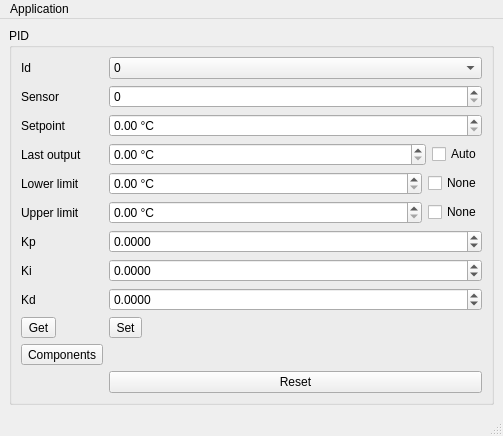
Qt form ControlPanel.ui (BenediktBurger/temperature-controller) before a commit.
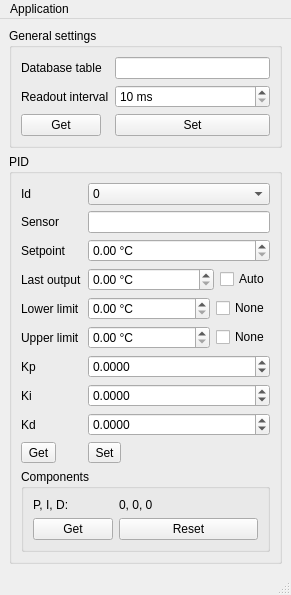
The same form after that commit.

Commit message: Control Panel expanded.

The edit to the form file:
```diff
--- a/ControlPanel.ui
+++ b/ControlPanel.ui
@@ -6,8 +6,8 @@
    <rect>
     <x>0</x>
     <y>0</y>
-    <width>503</width>
-    <height>429</height>
+    <width>291</width>
+    <height>552</height>
    </rect>
   </property>
   <property name="windowTitle">
@@ -16,7 +16,76 @@
   <widget class="QWidget" name="centralwidget">
    <layout class="QVBoxLayout" name="verticalLayout">
     <item>
-     <widget class="QGroupBox" name="groupBox">
+     <widget class="QGroupBox" name="gbGeneral">
+      <property name="title">
+       <string>General settings</string>
+      </property>
+      <layout class="QFormLayout" name="formLayout_2">
+       <item row="0" column="0">
+        <widget class="QLabel" name="label_10">
+         <property name="text">
+          <string>Database table</string>
+         </property>
+        </widget>
+       </item>
+       <item row="0" column="1">
+        <widget class="QLineEdit" name="leDatabaseTable">
+         <property name="toolTip">
+          <string>Name of the database table.</string>
+         </property>
+        </widget>
+       </item>
+       <item row="1" column="0">
+        <widget class="QLabel" name="label_11">
+         <property name="text">
+          <string>Readout interval</string>
+         </property>
+        </widget>
+       </item>
+       <item row="1" column="1">
+        <widget class="QSpinBox" name="sbReadoutInterval">
+         <property name="toolTip">
+          <string>Readout interval.</string>
+         </property>
+         <property name="suffix">
+          <string> ms</string>
+         </property>
+         <property name="minimum">
+          <number>10</number>
+         </property>
+         <property name="maximum">
+          <number>3600000</number>
+         </property>
+         <property name="singleStep">
+          <number>100</number>
+         </property>
+        </widget>
+       </item>
+       <item row="2" column="0">
+        <widget class="QPushButton" name="pbGetGeneral">
+         <property name="toolTip">
+          <string>Get the general settings.</string>
+         </property>
+         <property name="text">
+          <string>Get</string>
+         </property>
+        </widget>
+       </item>
+       <item row="2" column="1">
+        <widget class="QPushButton" name="pbSetGeneral">
+         <property name="toolTip">
+          <string>Set the changed general settings.</string>
+         </property>
+         <property name="text">
+          <string>Set</string>
+         </property>
+        </widget>
+       </item>
+      </layout>
+     </widget>
+    </item>
+    <item>
+     <widget class="QGroupBox" name="gbPID">
       <property name="title">
        <string>PID</string>
       </property>
@@ -49,9 +118,6 @@
          </property>
         </widget>
        </item>
-       <item row="1" column="1">
-        <widget class="QSpinBox" name="sbSensor"/>
-       </item>
        <item row="2" column="0">
         <widget class="QLabel" name="label_5">
          <property name="text">
@@ -69,14 +135,56 @@
          </property>
         </widget>
        </item>
-       <item row="5" column="0">
+       <item row="3" column="0">
+        <widget class="QLabel" name="label_9">
+         <property name="text">
+          <string>Last output</string>
+         </property>
+        </widget>
+       </item>
+       <item row="3" column="1">
+        <widget class="QWidget" name="widget_3" native="true">
+         <layout class="QHBoxLayout" name="horizontalLayout_3" stretch="1,0">
+          <property name="leftMargin">
+           <number>0</number>
+          </property>
+          <property name="topMargin">
+           <number>0</number>
+          </property>
+          <property name="rightMargin">
+           <number>0</number>
+          </property>
+          <property name="bottomMargin">
+           <number>0</number>
+          </property>
+          <item>
+           <widget class="QDoubleSpinBox" name="sbLastOutput">
+            <property name="suffix">
+             <string> °C</string>
+            </property>
+            <property name="singleStep">
+             <double>0.100000000000000</double>
+            </property>
+           </widget>
+          </item>
+          <item>
+           <widget class="QCheckBox" name="cbAutoMode">
+            <property name="text">
+             <string>Auto</string>
+            </property>
+           </widget>
+          </item>
+         </layout>
+        </widget>
+       </item>
+       <item row="4" column="0">
         <widget class="QLabel" name="label_6">
          <property name="text">
           <string>Lower limit</string>
          </property>
         </widget>
        </item>
-       <item row="5" column="1">
+       <item row="4" column="1">
         <widget class="QWidget" name="widget" native="true">
          <layout class="QHBoxLayout" name="horizontalLayout" stretch="1,0">
           <property name="leftMargin">
@@ -111,14 +219,14 @@
          </layout>
         </widget>
        </item>
-       <item row="6" column="0">
+       <item row="5" column="0">
         <widget class="QLabel" name="label_7">
          <property name="text">
           <string>Upper limit</string>
          </property>
         </widget>
        </item>
-       <item row="6" column="1">
+       <item row="5" column="1">
         <widget class="QWidget" name="widget_2" native="true">
          <layout class="QHBoxLayout" name="horizontalLayout_2" stretch="1,0">
           <property name="leftMargin">
@@ -153,14 +261,14 @@
          </layout>
         </widget>
        </item>
-       <item row="7" column="0">
+       <item row="6" column="0">
         <widget class="QLabel" name="label">
          <property name="text">
           <string>Kp</string>
          </property>
         </widget>
        </item>
-       <item row="7" column="1">
+       <item row="6" column="1">
         <widget class="QDoubleSpinBox" name="sbKp">
          <property name="decimals">
           <number>4</number>
@@ -176,14 +284,14 @@
          </property>
         </widget>
        </item>
-       <item row="8" column="0">
+       <item row="7" column="0">
         <widget class="QLabel" name="label_2">
          <property name="text">
           <string>Ki</string>
          </property>
         </widget>
        </item>
-       <item row="8" column="1">
+       <item row="7" column="1">
         <widget class="QDoubleSpinBox" name="sbKi">
          <property name="decimals">
           <number>4</number>
@@ -199,14 +307,14 @@
          </property>
         </widget>
        </item>
-       <item row="9" column="0">
+       <item row="8" column="0">
         <widget class="QLabel" name="label_3">
          <property name="text">
           <string>Kd</string>
          </property>
         </widget>
        </item>
-       <item row="9" column="1">
+       <item row="8" column="1">
         <widget class="QDoubleSpinBox" name="sbKd">
          <property name="decimals">
           <number>4</number>
@@ -222,83 +330,79 @@
          </property>
         </widget>
        </item>
-       <item row="13" column="0">
-        <widget class="QToolButton" name="pbGet">
+       <item row="9" column="0">
+        <widget class="QToolButton" name="pbGetPID">
+         <property name="toolTip">
+          <string>Get the PID settings.</string>
+         </property>
          <property name="text">
           <string>Get</string>
          </property>
         </widget>
        </item>
-       <item row="13" column="1">
-        <widget class="QToolButton" name="pbSet">
+       <item row="9" column="1">
+        <widget class="QToolButton" name="pbSetPID">
+         <property name="toolTip">
+          <string>Set the changed PID settings.</string>
+         </property>
          <property name="text">
           <string>Set</string>
          </property>
         </widget>
        </item>
-       <item row="15" column="0">
-        <widget class="QToolButton" name="pbComponents">
-         <property name="text">
+       <item row="10" column="0" colspan="2">
+        <widget class="QGroupBox" name="groupBox_3">
+         <property name="title">
           <string>Components</string>
          </property>
-        </widget>
-       </item>
-       <item row="15" column="1">
-        <widget class="QLabel" name="lbComponents">
-         <property name="text">
-          <string/>
-         </property>
-        </widget>
-       </item>
-       <item row="16" column="1">
-        <widget class="QPushButton" name="pbReset">
-         <property name="text">
-          <string>Reset</string>
-         </property>
-        </widget>
-       </item>
-       <item row="4" column="0">
-        <widget class="QLabel" name="label_9">
-         <property name="text">
-          <string>Last output</string>
-         </property>
-        </widget>
-       </item>
-       <item row="4" column="1">
-        <widget class="QWidget" name="widget_3" native="true">
-         <layout class="QHBoxLayout" name="horizontalLayout_3" stretch="1,0">
-          <property name="leftMargin">
-           <number>0</number>
-          </property>
-          <property name="topMargin">
-           <number>0</number>
-          </property>
-          <property name="rightMargin">
-           <number>0</number>
-          </property>
-          <property name="bottomMargin">
-           <number>0</number>
-          </property>
-          <item>
-           <widget class="QDoubleSpinBox" name="sbLastOutput">
-            <property name="suffix">
-             <string> °C</string>
+         <layout class="QFormLayout" name="formLayout_3">
+          <item row="0" column="1">
+           <widget class="QLabel" name="lbComponents">
+            <property name="toolTip">
+             <string>Current PID components.</string>
             </property>
-            <property name="singleStep">
-             <double>0.100000000000000</double>
+            <property name="text">
+             <string>0, 0, 0</string>
             </property>
            </widget>
           </item>
-          <item>
-           <widget class="QCheckBox" name="cbAutoMode">
+          <item row="1" column="1">
+           <widget class="QPushButton" name="pbReset">
+            <property name="toolTip">
+             <string>Reset the controller internals.</string>
+            </property>
             <property name="text">
-             <string>Auto</string>
+             <string>Reset</string>
+            </property>
+           </widget>
+          </item>
+          <item row="0" column="0">
+           <widget class="QLabel" name="label_12">
+            <property name="text">
+             <string>P, I, D:</string>
+            </property>
+           </widget>
+          </item>
+          <item row="1" column="0">
+           <widget class="QPushButton" name="pbComponents">
+            <property name="toolTip">
+             <string>Get the current PID components</string>
+            </property>
+            <property name="text">
+             <string>Get</string>
             </property>
            </widget>
           </item>
          </layout>
         </widget>
        </item>
+       <item row="1" column="1">
+        <widget class="QLineEdit" name="leSensor">
+         <property name="toolTip">
+          <string>Name of the sensor which should be stabilized.</string>
+         </property>
+        </widget>
+       </item>
       </layout>
      </widget>
     </item>
@@ -309,7 +413,7 @@
     <rect>
      <x>0</x>
      <y>0</y>
-     <width>503</width>
+     <width>291</width>
      <height>21</height>
     </rect>
    </property>
```
Left out of the diff: 3 changed lines with no effect on the pictures. The commit also changes 3 other files.
